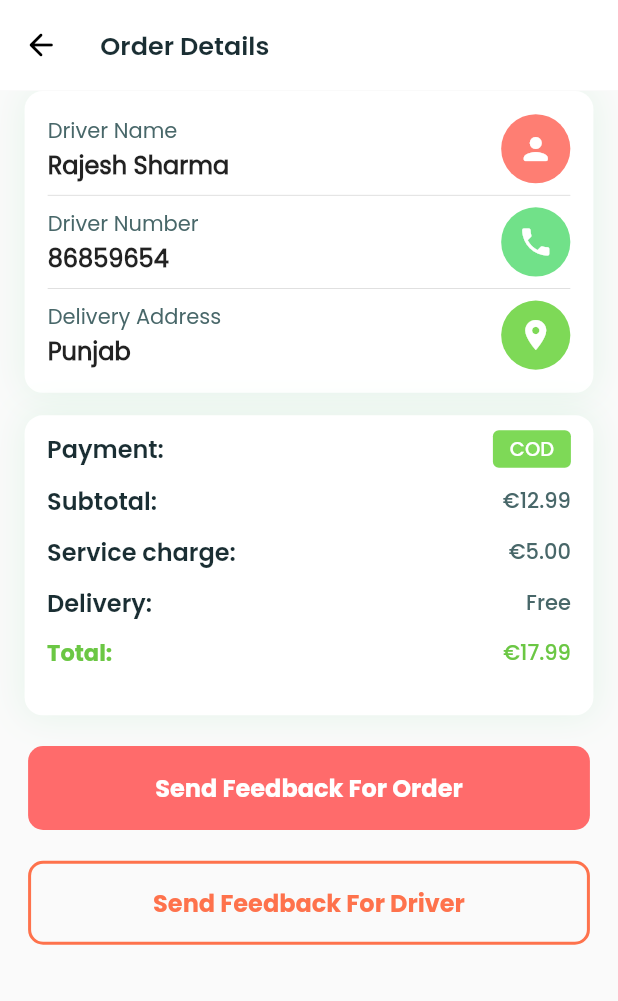
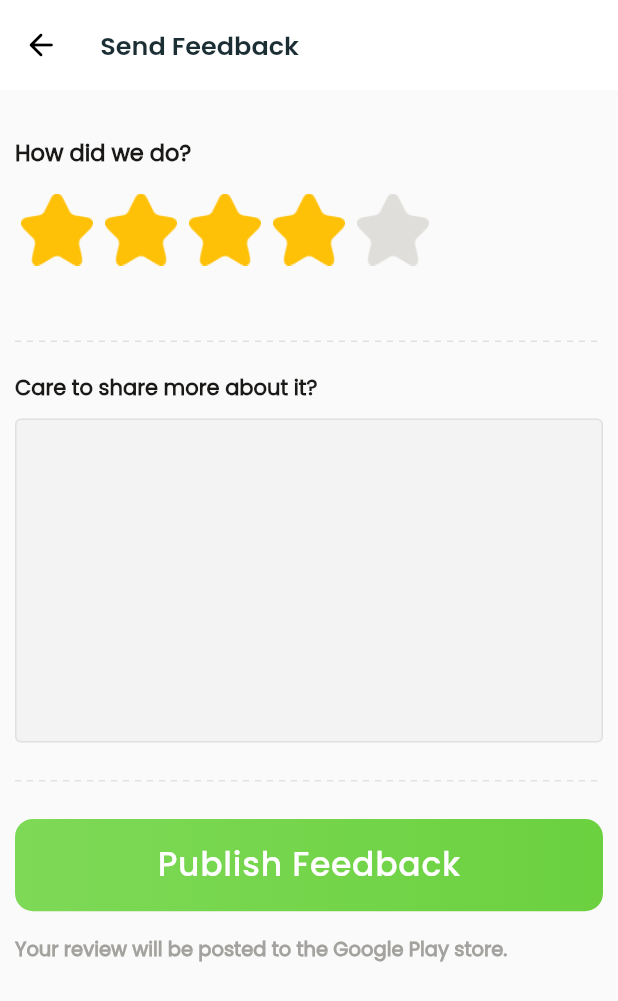
Before and after one commit to DevenAndroid/homemady, a Flutter app: the OrderDetailsScreen screen opened by its route, scrolled down 531 dp, after a tap on "Send Feedback For Order", on a phone screen of 412 x 824 dp. Shown: the top 1001 px of the screen. Run offline on Flutter 3.47's test engine with Material 2 defaults, Android fonts, the phone set to English and light mode, and no system bars; drawn by our look-alikes of dotted_line, flutter_rating_bar; our stand-ins replace convex_bottom_bar, file_picker, flutter_slidable, form_field_validator, geocoding, geolocator and 9 more; missing offline and left inert: flutter_google_places_hoc081098, google_api_headers, google_maps_webservice, vertical_scrollable_tabview; accounts and stored records are empty.

Commit message:
himpreet 07/05/23

```diff
--- a/lib/Screens/homePageScreen.dart
+++ b/lib/Screens/homePageScreen.dart
@@ -203,6 +203,7 @@ class _HomePageScreenState extends State<HomePageScreen> {
               color: Color(0xffEFEFEF),
               thickness: 1,
             ),
+
             ListTile(
               visualDensity: const VisualDensity(horizontal: -4, vertical: -2),
               leading: Image.asset(
--- a/lib/Screens/onborading_screen.dart
+++ b/lib/Screens/onborading_screen.dart
@@ -1,6 +1,7 @@
 import 'package:flutter/material.dart';
 import 'package:get/get.dart';
 import 'package:get/get_core/src/get_main.dart';
+import 'package:homemady/Screens/login_screen.dart';
 import 'package:smooth_page_indicator/smooth_page_indicator.dart';
 import '../routers/routers.dart';
 import '../widgets/custome_size.dart';
@@ -231,7 +232,12 @@ class _OnBoardingScreenState extends State<OnBoardingScreen> {
                 ),
                 child: InkWell(
                   onTap: (){
-                    Get.toNamed(MyRouters.loginScreen);
+                    controller.nextPage(
+                        duration: const Duration(milliseconds: 300),
+                        curve: Curves.ease);
+                    if (currentIndex == 2) {
+                      Get.toNamed(MyRouters.loginScreen);
+                    }
                   },
                   child: const Icon(Icons.arrow_forward,size: 30,color: Colors.white,),
                 ),
--- a/lib/Screens/orderDetailsScreen.dart
+++ b/lib/Screens/orderDetailsScreen.dart
@@ -384,7 +384,7 @@ class _OrderDetailsScreenState extends State<OrderDetailsScreen>
                                                   fontSize: 14),
                                             ),
                                             Text(
-                                              "Punjab",
+                                              "United",
                                               style: TextStyle(
                                                   height: 1.5,
                                                   fontWeight: FontWeight.w600,
@@ -557,7 +557,9 @@ class _OrderDetailsScreenState extends State<OrderDetailsScreen>
                     ),
                     SizedBox(height: AddSize.size20),
                     InkWell(
-                      onTap: () {},
+                      onTap: () {
+                        Get.toNamed(MyRouters.reviewScreen);
+                      },
                       child: Container(
                         height: 56,
                         width: AddSize.screenWidth / 1.1,
@@ -580,7 +582,9 @@ class _OrderDetailsScreenState extends State<OrderDetailsScreen>
                     ),
                     SizedBox(height: AddSize.size20),
                   InkWell(
-                    onTap: () {},
+                    onTap: () {
+                      Get.toNamed(MyRouters.reviewScreen);
+                    },
                     child: Container(
                       height: 56,
                       width: AddSize.screenWidth / 1.1,
@@ -737,7 +741,7 @@ class _OrderDetailsScreenState extends State<OrderDetailsScreen>
                                                   fontSize: 14),
                                             ),
                                             Text(
-                                              "Punjab",
+                                              "United",
                                               style: TextStyle(
                                                   height: 1.5,
                                                   fontWeight: FontWeight.w600,
@@ -908,7 +912,9 @@ class _OrderDetailsScreenState extends State<OrderDetailsScreen>
                     ),
                     SizedBox(height: AddSize.size20),
                     InkWell(
-                      onTap: () {},
+                      onTap: () {
+                        Get.toNamed(MyRouters.reviewScreen);
+                      },
                       child: Container(
                         height: 56,
                         width: AddSize.screenWidth / 1.1,
@@ -931,7 +937,9 @@ class _OrderDetailsScreenState extends State<OrderDetailsScreen>
                     ),
                     SizedBox(height: AddSize.size20),
                     InkWell(
-                      onTap: () {},
+                      onTap: () {
+                        Get.toNamed(MyRouters.reviewScreen);
+                      },
                       child: Container(
                         height: 56,
                         width: AddSize.screenWidth / 1.1,
--- /dev/null
+++ b/lib/Screens/review_screen.dart
@@ -0,0 +1,95 @@
+import 'dart:math';
+
+import 'package:flutter/material.dart';
+import 'package:homemady/widgets/custome_size.dart';
+import 'package:homemady/widgets/custome_textfiled.dart';
+import 'package:flutter_rating_bar/flutter_rating_bar.dart';
+import 'package:dotted_line/dotted_line.dart';
+import 'package:homemady/widgets/editprofiletextfiled.dart';
+
+class ReviewScreen extends StatefulWidget {
+  const ReviewScreen({Key? key}) : super(key: key);
+
+  @override
+  State<ReviewScreen> createState() => _ReviewScreenState();
+}
+
+class _ReviewScreenState extends State<ReviewScreen> {
+  double fullRating = 0;
+  @override
+  Widget build(BuildContext context) {
+    return Scaffold(
+      appBar: backAppBar(title: 'Send Feedback', context: context),
+      body: SingleChildScrollView(
+        physics: BouncingScrollPhysics(),
+        child: Padding(
+           padding: const EdgeInsets.symmetric(vertical: 30,horizontal: 10),
+          child: Column(
+            crossAxisAlignment: CrossAxisAlignment.start,
+            children: [
+               const Text('How did we do?',
+                 style: TextStyle(
+                 color: Color(0xFF1A1917),
+                 fontWeight: FontWeight.w900,
+                 fontSize: 15
+               ),),
+              addHeight(16),
+              RatingBar.builder(
+                initialRating: 4,
+                glowColor: Colors.transparent,
+                minRating: 1,
+                unratedColor: const Color(0xFFE0DEDA),
+                itemCount: 5,
+                itemSize: 48.0,
+                itemPadding: EdgeInsets.symmetric(horizontal: 4.0),
+                updateOnDrag: true,
+                allowHalfRating: true,
+                itemBuilder: (context, index) =>
+                    Image.asset('assets/images/star.png',
+                      color: Colors.amber,
+                    ),
+                onRatingUpdate: (ratingvalue) {
+                  setState(() {
+                    fullRating = ratingvalue;
+                  });
+                },
+              ),
+              addHeight(50),
+              DottedLine(
+              dashColor: Colors.grey.shade300,
+              ),
+              addHeight(20),
+              const Text('Care to share more about it?',
+                style: TextStyle(
+                    color: Color(0xFF1A1917),
+                    fontWeight: FontWeight.w600,
+                    fontSize: 14
+                ),),
+              addHeight(10),
+              EditProfileTextFieldWidget(
+                onTap: (){},
+                minLines: 8,
+                maxLines: null,
+              ),
+              addHeight(25),
+              DottedLine(
+                dashColor: Colors.grey.shade300,
+              ),
+              addHeight(25),
+              CommonButton(title: 'Publish Feedback',onPressed: (){
+                  print("object");
+              },),
+              addHeight(16),
+              const Text('Your review will be posted to the Google Play store.',
+                style: TextStyle(
+                    color: Color(0xFFA3A29E),
+                    fontWeight: FontWeight.w600,
+                    fontSize: 13
+                ),),
+            ],
+          ),
+        ),
+      ),
+    );
+  }
+}
--- a/lib/routers/routers.dart
+++ b/lib/routers/routers.dart
@@ -19,6 +19,7 @@ import 'package:homemady/Screens/onborading_screen.dart';
 import 'package:homemady/Screens/orderDetailsScreen.dart';
 import 'package:homemady/Screens/otpScreen.dart';
 import 'package:homemady/Screens/otp_forgot.dart';
+import 'package:homemady/Screens/review_screen.dart';
 import 'package:homemady/Screens/signupScreen.dart';
 import 'package:homemady/Screens/splash_screen.dart';
 import 'package:homemady/Screens/thankyou_Screen.dart';
@@ -55,6 +56,7 @@ class MyRouters {
   static var chooseAddress = "/chooseAddress";
   static var chatScreen = "/chatScreen";
   static var chatMessageScreen = "/chatMessageScreen";
+  static var reviewScreen = "/reviewScreen";
 
 
   static var route = [
@@ -84,6 +86,7 @@ class MyRouters {
   GetPage(name: '/chooseAddress', page: () => const ChooseAddress()),
   GetPage(name: '/chatScreen', page: () => const ChatScreen()),
   GetPage(name: '/chatMessageScreen', page: () => const ChatMessageScreen()),
+  GetPage(name: '/reviewScreen', page: () => const ReviewScreen()),
 
 
 
--- a/lib/widgets/customeNavbar.dart
+++ b/lib/widgets/customeNavbar.dart
@@ -274,7 +274,7 @@ class _BottomNavbarState extends State<BottomNavbar> {
                 onTap: () {
                   setState(() {
                     currentDrawer = 7;
-                    // Get.to(SettingScreenVendor());
+                    Get.toNamed(MyRouters.chatScreen);
                   });
                 },
               ),
--- a/pubspec.yaml
+++ b/pubspec.yaml
@@ -57,7 +57,8 @@ dependencies:
   geolocator:
   convex_bottom_bar: ^3.2.0
   url_launcher:
-
+  flutter_rating_bar:
+  dotted_line:
 
 dev_dependencies:
   flutter_test:
```
Also changed, not shown: pubspec.lock, 5 other files.
